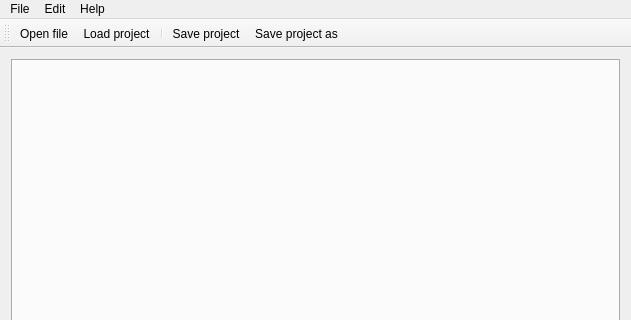
Old version of the form src/MainWindow.ui in the repository tomaszkaliciak/ProntoPredator; both pictures show x 0 to 631 and y 0 to 320 of the 631 by 494 pixel window.
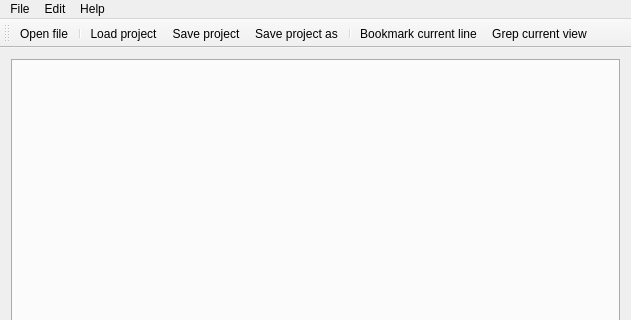
New version of the form. Icons and pictures are not drawn.

The edit to the form file:
```diff
--- a/src/MainWindow.ui
+++ b/src/MainWindow.ui
@@ -106,10 +106,13 @@
     <bool>false</bool>
    </attribute>
    <addaction name="actionLoad_from_file"/>
+   <addaction name="separator"/>
    <addaction name="actionLoad_project"/>
-   <addaction name="separator"/>
    <addaction name="actionSave_project"/>
    <addaction name="actionSave_project_as"/>
+   <addaction name="separator"/>
+   <addaction name="actionBookmark_current_line"/>
+   <addaction name="actionGrep_current_view"/>
   </widget>
   <widget class="QStatusBar" name="statusBar"/>
   <action name="actionLoad_from_file">
```
